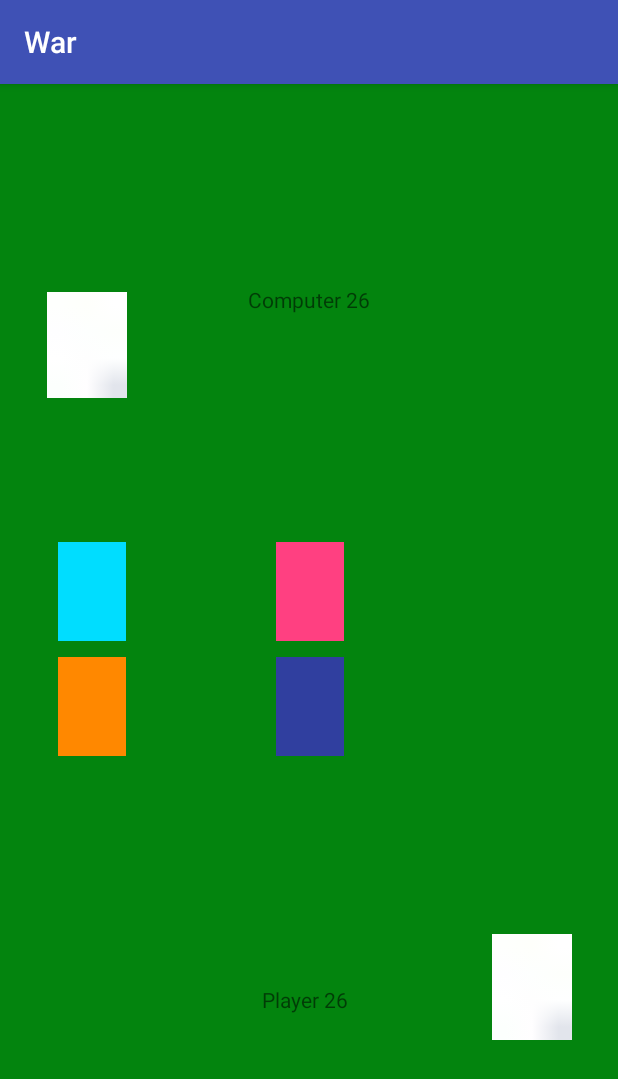
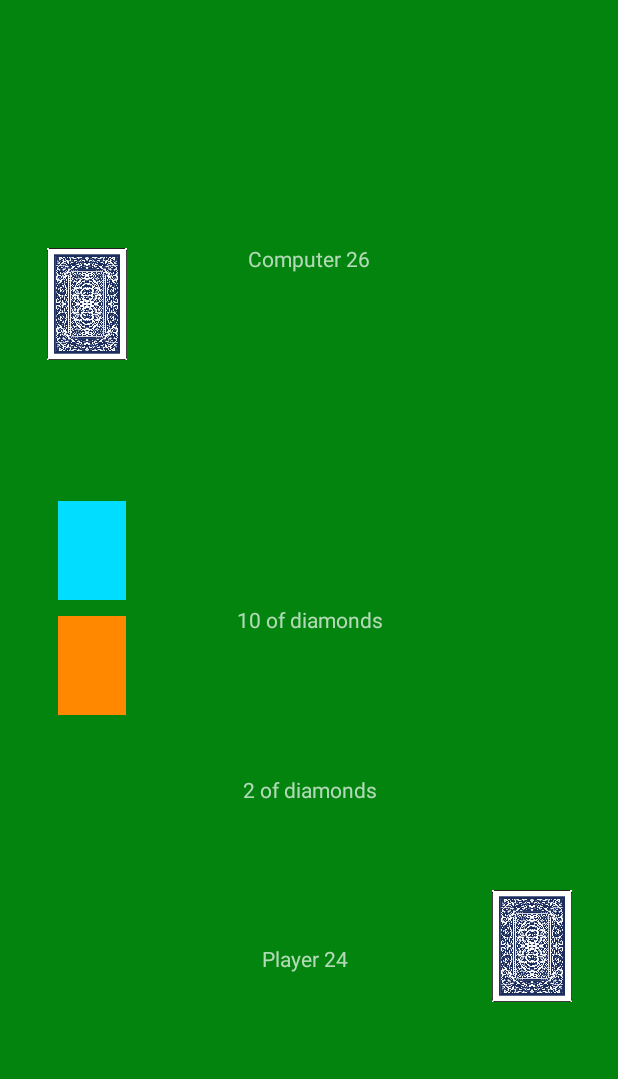
Before and after one commit to jperez25/mobileApp, an Android app: the screen it shows after launch (MainActivity), after a tap on an icon or button, on a phone screen of 412 x 824 dp. Shown: the top 1079 px of the screen. Run offline under Robolectric (Android 15) with nearby library versions, the phone set to English and light mode, and no system bars; 1 other tap on this screen came first.

Commit message:
added a bunch

```diff
--- a/app/src/main/AndroidManifest.xml
+++ b/app/src/main/AndroidManifest.xml
@@ -8,7 +8,7 @@
         android:label="@string/app_name"
         android:roundIcon="@mipmap/ic_launcher_round"
         android:supportsRtl="true"
-        android:theme="@style/AppTheme">
+        android:theme="@style/Theme.AppCompat.NoActionBar">
         <activity android:name=".MainActivity">
             <intent-filter>
                 <action android:name="android.intent.action.MAIN" />
--- /dev/null
+++ b/app/src/main/java/com/press/jsnake/war/Card.java
@@ -0,0 +1,66 @@
+package com.press.jsnake.war;
+
+public class Card {
+    private int rank;
+    private int suit;
+
+    private static String[] suits = {"clubs", "diamonds", "hearts", "spades"};
+    public static final int CLUBS    = 0;
+    public static final int DIAMONDS = 1;
+    public static final int HEARTS   = 2;
+    public static final int SPADES   = 3;
+
+    private static String[] ranks = {null, null, "2", "3", "4", "5", "6", "7", "8",
+            "9", "10", "jack", "queen", "king", "ace"};
+    public static final int JACK  = 11;
+    public static final int QUEEN = 12;
+    public static final int KING  = 13;
+    public static final int ACE   = 14;
+
+    /** Constructor
+     * rank can be 2, 3, ..., 10, JACK, QUEEN, KING, ACE
+     * suit can be CLUBS, DIAMONDS, HEARTS, SPADES
+     */
+    public Card (int rank, int suit) {
+        if (rank < 2 || rank > ACE)
+            throw new IllegalArgumentException("invalid rank: " + rank);
+        if (suit < 0 || suit > 3)
+            throw new IllegalArgumentException("invalid suit: " + suit);
+        this.rank = rank;
+        this.suit = suit;
+    }
+
+    /** Returns the suit of the card:
+     *  CLUBS, DIAMONDS, HEARTS, SPADES
+     */
+    public int getSuit() {
+        return this.suit;
+    }
+
+    /** Returns the rank of the card:
+     *   2, 3, ..., 10, JACK, QUEEN, KING, ACE
+     */
+    public int getRank() {
+        return this.rank;
+    }
+
+    /** Returns a string representation of the card
+     */
+    public String toString() {
+        return ranks[rank] + " of " + suits[suit];
+    }
+
+    /** Returns a negative number if this object is lower in rank than c,
+     *   0 if the cards are equal rank, and a positive number if this object
+     *   is higher in rank than c. Aces are considered 'high'.
+     */
+    public int compareRank(Card c) {
+        return this.rank - c.rank;
+    }
+
+    /** Returns true if the objects are equals, false otherwise
+     */
+    public boolean equals(Card c) {
+        return rank == c.rank && suit == c.suit;
+    }
+}
--- /dev/null
+++ b/app/src/main/java/com/press/jsnake/war/Deck.java
@@ -0,0 +1,39 @@
+package com.press.jsnake.war;
+
+import java.util.Collections;
+import java.util.LinkedList;
+
+public class Deck {
+    private LinkedList<Card> cards;
+    public Deck(){
+        cards = new LinkedList<>();
+
+    }
+    public void fill() {
+        cards = new LinkedList<>();
+        for(int i = 2; i < 15; i++) {
+            cards.add(new Card(i, Card.HEARTS));
+            cards.add(new Card(i, Card.SPADES));
+            cards.add(new Card(i, Card.DIAMONDS));
+            cards.add(new Card(i, Card.CLUBS));
+        }
+    }
+    public boolean isEmpty() {
+        if (cards.size() == 0) {
+            return true;
+        }
+        return false;
+    }
+    public void shuffle() {
+        Collections.shuffle(cards);
+    }
+    public Card draw(){
+        return cards.pop();
+    }
+    public int size() {
+        return cards.size();
+    }
+    public void add(Card card) {
+        cards.addLast(card);
+    }
+}
--- a/app/src/main/java/com/press/jsnake/war/MainActivity.java
+++ b/app/src/main/java/com/press/jsnake/war/MainActivity.java
@@ -14,9 +14,13 @@ import java.util.List;
 
 public class MainActivity extends AppCompatActivity {
 
-    LinkedList<Integer> deck = new LinkedList<>();
-    LinkedList<Integer> comDeck = new LinkedList<>();
-    LinkedList<Integer> meDeck = new LinkedList<>();
+//    LinkedList<Integer> deck = new LinkedList<>();
+    Deck comDeck;
+    Deck playerDeck;
+    TextView player;
+    TextView computer;
+    Card currentPlayerCard;
+    Card currentComCard;
 
 
 
@@ -25,24 +29,26 @@ public class MainActivity extends AppCompatActivity {
         super.onCreate(savedInstanceState);
         setContentView(R.layout.activity_main);
 
+        // Create deck and fill it
+        Deck deck = new Deck();
+        comDeck = new Deck();
+        playerDeck = new Deck();
+        deck.fill();
 
-        //add 52 cards to the deck
-        for(int i = 1; i<=53 ; i++){
-            deck.add(i);
-        }
         //shuffle deck
-        Collections.shuffle(deck);
+        deck.shuffle();
+
         //partition deck into two
-        for(int i = 1; i<=26 ; i++){
-            comDeck.add(deck.get(i));
-            meDeck.add(deck.get(26+i));
+        while(!deck.isEmpty()) {
+            comDeck.add(deck.draw());
+            playerDeck.add(deck.draw());
         }
 
-        TextView player = findViewById(R.id.playerText);
-        TextView computer = findViewById(R.id.computerText);
+        player = findViewById(R.id.playerText);
+        computer = findViewById(R.id.computerText);
 
         String str = player.getText().toString();
-        str += " " + meDeck.size();
+        str += " " + playerDeck.size();
         player.setText(str);
 
         str = computer.getText().toString();
@@ -51,104 +57,47 @@ public class MainActivity extends AppCompatActivity {
     }
 
     public void play(View view) {
-        //check if there is a winner
+        TextView playerCard = findViewById(R.id.playerCard);
+        TextView comCard = findViewById(R.id.comCard);
 
-        //player is the winner
-        if (meDeck.size() == 52){
-            //display alert and take back to dashboard
-            Toast toast = Toast.makeText(getApplicationContext(), "Player wins", Toast.LENGTH_SHORT);
+        currentPlayerCard = playerDeck.draw();
+        currentComCard = comDeck.draw();
+        playerCard.setText(currentPlayerCard.toString());
+        comCard.setText(currentComCard.toString());
+        battle();
+    }
 
-        }
-        //com is the winner
-        if (comDeck.size() == 52){
-            //display alert and take back to dashboard
-            Toast toast = Toast.makeText(getApplicationContext(), "Com wins", Toast.LENGTH_SHORT);
+    public void battle() {
 
-        }
+        String str = "Player " + playerDeck.size();
+        player.setText(str);
 
-
-        //set card image for com and player
-        ImageView imgPlayer = findViewById(R.id.imgPlayer);
-        ImageView imgCom = findViewById(R.id.imgCom);
-
-        String nameOfImage = new SetImageHelper().getCardName(meDeck.get(1));
-        //find resources by name
-        //imgPlayer.setImageResource();
-        //check what card is bigger(value)
-        if(meDeck.get(1) > comDeck.get(1)){
-            meDeck.add(comDeck.get(1));
-            comDeck.remove(1);
-        }
-        //special condition
-        else if(meDeck.get(1) == comDeck.get(1)){
-            //next three cards are put on hold
-
-            //compare next card on top from both decks
-            if(ifTied(1)){
-                meDeck.add(comDeck.get(1));
-                comDeck.remove(1);
-            }
-            else{
-                comDeck.add(meDeck.get(1));
-                meDeck.remove(1);
-            }
-
-            //whoever wins gets all cards
-
-        }
-        else{
-            comDeck.add(meDeck.get(1));
-            meDeck.remove(1);
-        }
-
-        //set deck size text com and player
-        TextView player = findViewById(R.id.playerText);
-        TextView computer = findViewById(R.id.computerText);
-
-        String str = "Player " + meDeck.size();
-        player.setText(str);
 
         str = "Computer " + comDeck.size();
         computer.setText(str);
-    }
 
-    public boolean ifTied(int index){
-        if(meDeck.get(index+4) > comDeck.get(index+4)){
-            meDeck.add(comDeck.get(index+1));
-            meDeck.add(comDeck.get(index+2));
-            meDeck.add(comDeck.get(index+3));
-            meDeck.add(comDeck.get(index+4));
-            comDeck.remove(index+1);
-            comDeck.remove(index+2);
-            comDeck.remove(index+3);
-            comDeck.remove(index+4);
-
-            return  true;
+        // Do the battle
+        if (currentPlayerCard.compareRank(currentComCard) > 0) {
+            // player wins
+            playerDeck.add(currentPlayerCard);
+            playerDeck.add(currentComCard);
+            Log.d("win", "battle: Player Wins");
+        } else if (currentPlayerCard.compareRank(currentComCard) == 0){
+            // ties
+            Log.d("win", "battle: Player ties");
+        } else {
+            // com wins
+            comDeck.add(currentPlayerCard);
+            comDeck.add(currentComCard);
+            Log.d("win", "battle: Player loses");
         }
-        //special condition
-        else if(meDeck.get(index+4) == comDeck.get(index+4)){
-            //next three cards are put on hold
-
-            //compare next card on top from both decks
-            ifTied(index+4);
-
-            //whoever wins gets all cards
-
-        }
-        else{
-            comDeck.add(meDeck.get(index+1));
-            comDeck.add(meDeck.get(index+2));
-            comDeck.add(meDeck.get(index+3));
-            comDeck.add(meDeck.get(index+4));
-            meDeck.remove(index+1);
-            meDeck.remove(index+2);
-            meDeck.remove(index+3);
-            meDeck.remove(index+4);
+        str = "Player " + playerDeck.size();
+        player.setText(str);
 
 
-            return false;
-        }
-        return false;
+        str = "Computer " + comDeck.size();
+        computer.setText(str);
+
     }
 
 
--- a/app/src/main/res/layout/fragment_play_area.xml
+++ b/app/src/main/res/layout/fragment_play_area.xml
@@ -20,7 +20,7 @@
         android:layout_marginStart="8dp"
         android:layout_marginTop="8dp"
         android:onClick="play"
-        android:src="@mipmap/back_card"
+        android:src="@drawable/back_card"
         app:layout_constraintStart_toStartOf="parent"
         app:layout_constraintTop_toTopOf="parent" />
 
@@ -31,46 +31,10 @@
         android:layout_marginBottom="8dp"
         android:layout_marginEnd="8dp"
         android:onClick="play"
-        android:src="@mipmap/back_card"
+        android:src="@drawable/back_card"
         app:layout_constraintBottom_toBottomOf="parent"
         app:layout_constraintEnd_toEndOf="parent" />
 
-    <ImageView
-        android:id="@+id/imgCom"
-        android:layout_width="45dp"
-        android:layout_height="66dp"
-        android:src="@color/colorAccent"
-        app:layout_constraintBottom_toBottomOf="parent"
-        app:layout_constraintEnd_toEndOf="parent"
-        app:layout_constraintHorizontal_bias="0.501"
-        app:layout_constraintStart_toStartOf="parent"
-        app:layout_constraintTop_toTopOf="parent"
-        app:layout_constraintVertical_bias="0.391" />
-
-
-    <ImageView
-        android:id="@+id/imageView4"
-        android:layout_width="45dp"
-        android:layout_height="66dp"
-        android:src="@color/colorPrimaryDark"
-        app:layout_constraintBottom_toBottomOf="parent"
-        app:layout_constraintEnd_toEndOf="parent"
-        app:layout_constraintHorizontal_bias="0.501"
-        app:layout_constraintStart_toStartOf="parent"
-        app:layout_constraintTop_toTopOf="parent"
-        app:layout_constraintVertical_bias="0.559" />
-
-    <ImageView
-        android:id="@+id/imgPlayer"
-        android:layout_width="45dp"
-        android:layout_height="66dp"
-        android:src="@color/colorPrimaryDark"
-        app:layout_constraintBottom_toBottomOf="parent"
-        app:layout_constraintEnd_toEndOf="parent"
-        app:layout_constraintHorizontal_bias="0.501"
-        app:layout_constraintStart_toStartOf="parent"
-        app:layout_constraintTop_toTopOf="parent"
-        app:layout_constraintVertical_bias="0.559" />
 
     <ImageView
         android:id="@+id/imageView6"
@@ -128,5 +92,37 @@
         app:layout_constraintHorizontal_bias="0.637"
         app:layout_constraintStart_toStartOf="parent" />
 
+    <TextView
+        android:id="@+id/comCard"
+        android:layout_width="wrap_content"
+        android:layout_height="wrap_content"
+        android:layout_marginBottom="8dp"
+        android:layout_marginEnd="8dp"
+        android:layout_marginLeft="8dp"
+        android:layout_marginRight="8dp"
+        android:layout_marginStart="8dp"
+        android:layout_marginTop="8dp"
+        android:text="TextView"
+        app:layout_constraintBottom_toTopOf="@+id/playerText"
+        app:layout_constraintEnd_toEndOf="parent"
+        app:layout_constraintStart_toStartOf="parent"
+        app:layout_constraintTop_toBottomOf="@+id/computerText" />
+
+    <TextView
+        android:id="@+id/playerCard"
+        android:layout_width="wrap_content"
+        android:layout_height="wrap_content"
+        android:layout_marginBottom="8dp"
+        android:layout_marginEnd="8dp"
+        android:layout_marginLeft="8dp"
+        android:layout_marginRight="8dp"
+        android:layout_marginStart="8dp"
+        android:layout_marginTop="8dp"
+        android:text="TextView"
+        app:layout_constraintBottom_toTopOf="@+id/playerText"
+        app:layout_constraintEnd_toEndOf="parent"
+        app:layout_constraintStart_toStartOf="parent"
+        app:layout_constraintTop_toBottomOf="@+id/comCard" />
+
 
 </android.support.constraint.ConstraintLayout>
```
Also changed, not shown: app/src/main/res/drawable/back_card.jpg (renamed from app/src/main/res/mipmap-anydpi-v26/back_card.jpg).
